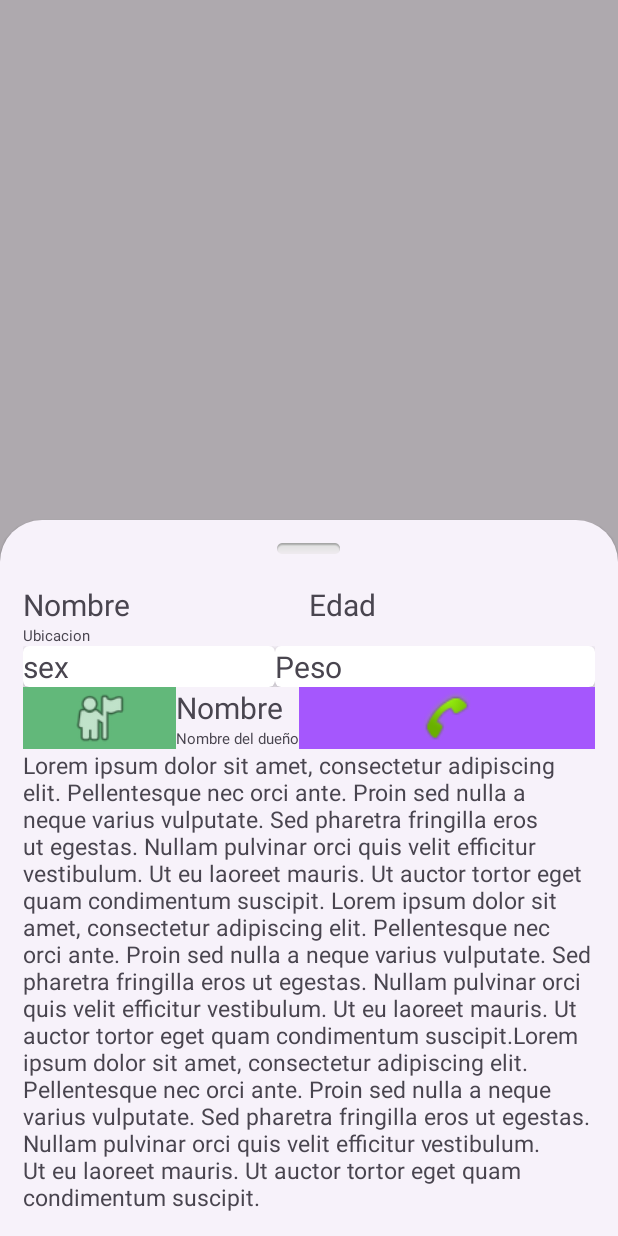
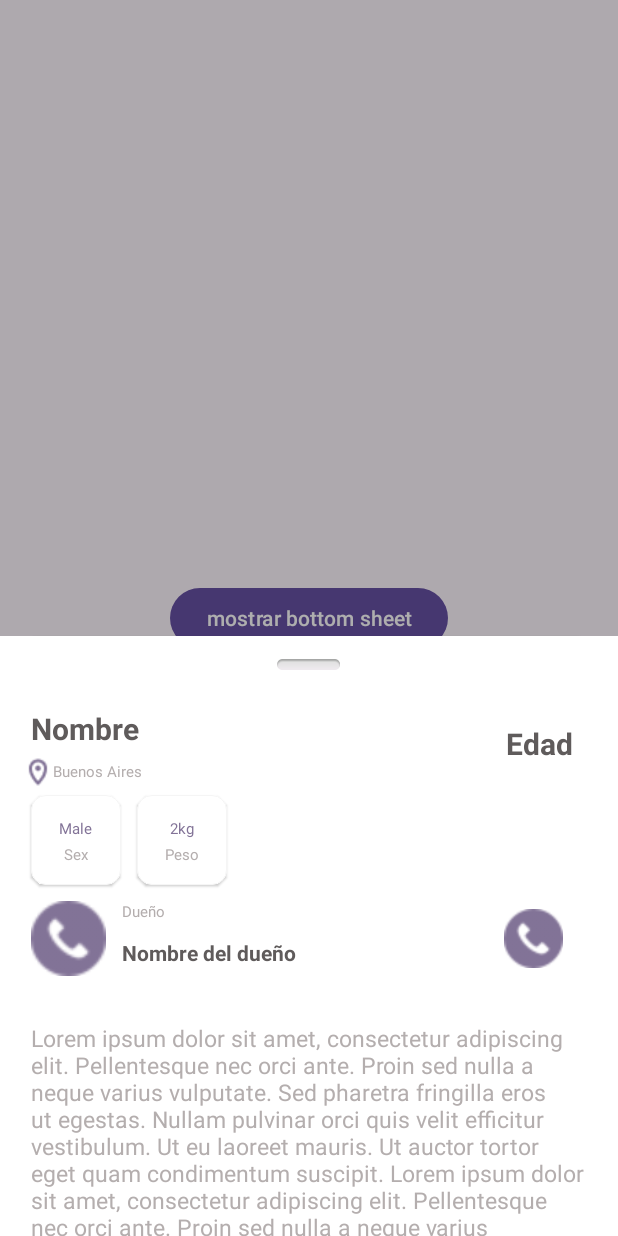
Before and after one commit to tatoyoda600/ParcialTP3, an Android app: the screen it shows after launch (MainActivity), after a tap on "mostrar bottom sheet", on a phone screen of 412 x 824 dp. Run offline under Robolectric (Android 15) with nearby library versions, the phone set to English and light mode, and no system bars.

Commit message:
diseño bottom-sheet

```diff
--- a/app/src/main/java/com/pfortbe22bgrupo2/parcialtp3/fragments/DetailsFragment.kt
+++ b/app/src/main/java/com/pfortbe22bgrupo2/parcialtp3/fragments/DetailsFragment.kt
@@ -6,6 +6,7 @@ import androidx.fragment.app.Fragment
 import android.view.LayoutInflater
 import android.view.View
 import android.view.ViewGroup
+import com.google.android.material.bottomsheet.BottomSheetBehavior
 import com.google.android.material.bottomsheet.BottomSheetDialog
 import com.pfortbe22bgrupo2.parcialtp3.R
 import com.pfortbe22bgrupo2.parcialtp3.viewmodels.DetailsViewModel
@@ -14,7 +15,7 @@ import com.pfortbe22bgrupo2.parcialtp3.databinding.FragmentDetailsBinding
 class DetailsFragment : Fragment() {
 
     private lateinit var viewModel: DetailsViewModel
-    lateinit var binding : FragmentDetailsBinding
+    lateinit var binding: FragmentDetailsBinding
 
     override fun onCreateView(
         inflater: LayoutInflater, container: ViewGroup?,
@@ -30,18 +31,17 @@ class DetailsFragment : Fragment() {
     }
 
     private fun initViews() {
-        binding.btnShowBottomSheet.setOnClickListener{
+        binding.btnShowBottomSheet.setOnClickListener {
             val view = layoutInflater.inflate(R.layout.item_bottom_sheet, null)
             val dialog = BottomSheetDialog(requireContext())
             dialog.setContentView(view)
+
+            val bottomSheetBehavior = BottomSheetBehavior.from(view.parent as View)
+            bottomSheetBehavior.peekHeight = resources.getDimensionPixelSize(R.dimen.peek_height)
+            bottomSheetBehavior.isHideable = false
             dialog.show()
         }
-    }
 
-    override fun onActivityCreated(savedInstanceState: Bundle?) {
-        super.onActivityCreated(savedInstanceState)
-        viewModel = ViewModelProvider(this).get(DetailsViewModel::class.java)
-        // TODO: Use the ViewModel
     }
 
 }
--- /dev/null
+++ b/app/src/main/res/drawable/owner_image_style.xml
@@ -0,0 +1,8 @@
+<?xml version="1.0" encoding="utf-8"?>
+<layer-list xmlns:android="http://schemas.android.com/apk/res/android">
+    <item>
+        <shape android:shape="oval">
+            <solid android:color="@color/white" />
+        </shape>
+    </item>
+</layer-list>
--- a/app/src/main/res/layout/item_bottom_sheet.xml
+++ b/app/src/main/res/layout/item_bottom_sheet.xml
@@ -4,8 +4,8 @@
     android:orientation="vertical"
     android:padding="15dp"
     android:layout_width="match_parent"
-    android:layout_height="wrap_content">
-
+    android:layout_height="wrap_content"
+    android:background="@color/white">
 
     <ImageView
         android:id="@+id/round_remove_image_view"
@@ -15,12 +15,11 @@
         android:layout_marginBottom="20dp"
         android:src="@android:drawable/button_onoff_indicator_off" />
     <LinearLayout
-        android:id="@+id/linearLayoutTop"
+        android:id="@+id/linear_layout_top"
         android:layout_width="match_parent"
         android:layout_height="wrap_content"
         android:orientation="horizontal">
 
-        <!-- Columna de la izquierda (linearLayoutLeft) -->
         <LinearLayout
             android:id="@+id/linearLayoutLeft"
             android:layout_width="0dp"
@@ -28,31 +27,53 @@
             android:layout_weight="1"
             android:orientation="vertical">
 
-            <!-- Fila 1 de la columna de la izquierda -->
             <TextView
                 android:id="@+id/dog_name_text_view"
                 android:layout_width="match_parent"
                 android:layout_height="wrap_content"
-                android:text="Nombre"
-                android:textSize="20dp" />
+                android:text="@string/name"
+                android:textSize="20dp"
+                android:textStyle="bold"
+                android:padding="5dp"
+                android:textColor="@color/main_atributes_text"/>
 
-            <!-- Fila 2 de la columna de la izquierda -->
-            <TextView
-                android:id="@+id/dog_ubication_text_view"
+            <LinearLayout
                 android:layout_width="match_parent"
                 android:layout_height="wrap_content"
-                android:text="Ubicacion"
-                android:textSize="10sp" />
+                android:orientation="horizontal">
+
+                <ImageView
+                    android:id="@+id/location_icon"
+                    android:layout_width="wrap_content"
+                    android:layout_height="wrap_content"
+                    android:src="@drawable/location_icon"
+                    android:layout_gravity="center" />
+
+                <TextView
+                    android:id="@+id/dog_location_text_view"
+                    android:layout_width="wrap_content"
+                    android:layout_height="match_parent"
+                    android:text="Buenos Aires"
+                    android:textAlignment="center"
+                    android:gravity="center"
+                    android:textColor="@color/tiny_grey_font"
+                    android:textSize="10sp" />
+
+            </LinearLayout>
+
         </LinearLayout>
 
-        <!-- Columna de la derecha -->
         <TextView
             android:id="@+id/dog_age_text_view"
             android:layout_width="0dp"
-            android:layout_height="wrap_content"
+            android:layout_height="match_parent"
             android:layout_weight="1"
-            android:text="Edad"
-            android:textSize="20dp" />
+            android:padding="15dp"
+            android:text="@string/age"
+            android:textAlignment="viewEnd"
+            android:textSize="20dp"
+            android:textStyle="bold"
+            android:textColor="@color/main_atributes_text"/>
     </LinearLayout>
 
     <LinearLayout
@@ -61,39 +82,68 @@
         android:layout_height="wrap_content"
         android:orientation="horizontal">
 
-        <!-- Primer CardView -->
-        <androidx.cardview.widget.CardView
-            android:layout_width="0dp"
-            android:layout_height="wrap_content"
-            android:layout_weight="1"
-            app:cardCornerRadius="4dp"
-            app:cardElevation="4dp">
+        <com.google.android.material.card.MaterialCardView
+            android:layout_width="60dp"
+            android:layout_height="60dp"
+            android:layout_marginRight="30dp"
+            app:cardCornerRadius="10dp"
+            app:cardElevation="1dp"
+            app:strokeWidth="1px"
+            app:strokeColor="@color/border_card_color"
+            android:backgroundTint="@color/white"
+            android:layout_margin="5dp">
 
             <TextView
-                android:id="@+id/aa"
+                android:id="@+id/dog_sex_text_view"
+                android:layout_marginTop="15dp"
                 android:layout_width="wrap_content"
                 android:layout_height="wrap_content"
-                android:layout_weight="1"
-                android:text="sex"
-                android:textSize="20dp" />
-        </androidx.cardview.widget.CardView>
-
-        <!-- Segundo CardView -->
-        <androidx.cardview.widget.CardView
-            android:layout_width="wrap_content"
-            android:layout_height="wrap_content"
-            android:layout_weight="1"
-            app:cardCornerRadius="4dp"
-            app:cardElevation="4dp">
+                android:layout_gravity="center_horizontal"
+                android:text="Male"
+                android:textColor="@color/description_dog_atributes"
+                android:textSize="10sp"/>
 
             <TextView
-                android:id="@+id/eeee"
+                android:id="@+id/dog_sex_title_text_view"
                 android:layout_width="wrap_content"
                 android:layout_height="wrap_content"
-                android:layout_weight="1"
-                android:text="Peso"
-                android:textSize="20dp" />
-        </androidx.cardview.widget.CardView>
+                android:layout_gravity="center"
+                android:layout_marginTop="10dp"
+                android:text="@string/sex"
+                android:textColor="@color/tiny_grey_font"
+                android:textSize="10sp"/>
+        </com.google.android.material.card.MaterialCardView>
+
+        <com.google.android.material.card.MaterialCardView
+            android:layout_width="60dp"
+            android:layout_height="60dp"
+            app:cardCornerRadius="10dp"
+            app:cardElevation="1dp"
+            app:strokeWidth="1px"
+            app:strokeColor="#F5F5F5"
+            android:backgroundTint="@color/white"
+            android:layout_margin="5dp">
+
+            <TextView
+                android:id="@+id/dog_weight_text_view"
+                android:layout_marginTop="15dp"
+                android:layout_width="wrap_content"
+                android:layout_height="wrap_content"
+                android:layout_gravity="center_horizontal"
+                android:text="2kg"
+                android:textColor="@color/description_dog_atributes"
+                android:textSize="10sp"/>
+
+            <TextView
+                android:id="@+id/dog_weight_title_text_view"
+                android:layout_width="wrap_content"
+                android:layout_height="wrap_content"
+                android:layout_gravity="center"
+                android:text="@string/weight"
+                android:layout_marginTop="10dp"
+                android:textColor="@color/tiny_grey_font"
+                android:textSize="10sp" />
+        </com.google.android.material.card.MaterialCardView>
     </LinearLayout>
 
     <LinearLayout
@@ -103,49 +153,61 @@
 
         <ImageView
             android:id="@+id/profile_user_pic_image_view"
-            android:layout_width="102dp"
-            android:layout_height="match_parent"
-            android:background="#62B87A"
-            android:src="@android:drawable/ic_menu_myplaces"
-            android:layout_gravity="center" />
+            android:layout_width="50dp"
+            android:layout_height="50dp"
+            android:layout_gravity="center"
+            android:layout_margin="5dp"
+            android:background="@drawable/owner_image_style"
+            android:src="@drawable/phone_icon"/>
 
         <LinearLayout
-            android:layout_width="wrap_content"
+            android:layout_width="249dp"
             android:layout_height="match_parent"
             android:orientation="vertical">
 
-            <!-- Fila 1 de la columna de la izquierda -->
             <TextView
                 android:id="@+id/dog_owner_text_title_view"
                 android:layout_width="match_parent"
                 android:layout_height="wrap_content"
-                android:text="Nombre"
-                android:textSize="20dp" />
+                android:text="@string/owner"
+                android:textColor="@color/tiny_grey_font"
+                android:textSize="10sp"
+                android:padding="5dp"/>
 
-            <!-- Fila 2 de la columna de la izquierda -->
             <TextView
                 android:id="@+id/dog_owner_name_text_view"
                 android:layout_width="match_parent"
                 android:layout_height="wrap_content"
-                android:text="Nombre del dueño"
-                android:textSize="10sp" />
+                android:text="@string/owner_name"
+                android:textSize="14sp"
+                android:textStyle="bold"
+                android:padding="5dp"
+                android:textColor="@color/main_atributes_text" />
 
         </LinearLayout>
 
 
         <ImageView
             android:id="@+id/phone_pic_image_view"
-            android:layout_width="match_parent"
-            android:layout_height="match_parent"
+            android:layout_width="50dp"
+            android:layout_height="50dp"
             android:layout_gravity="center"
-            android:background="#A557FD"
-            android:src="@android:drawable/stat_sys_phone_call"/>
+            android:layout_margin="5dp"
+            android:padding="5dp"
+            android:background="@drawable/owner_image_style"
+            android:src="@drawable/phone_icon" />
+
     </LinearLayout>
+
     <TextView
         android:id="@+id/adoption_description_text_view"
         android:layout_width="match_parent"
         android:layout_height="wrap_content"
+        android:layout_marginTop="20dp"
+        android:padding="5dp"
         android:textSize="15sp"
-        android:text="Lorem ipsum dolor sit amet, consectetur adipiscing elit. Pellentesque nec orci ante. Proin sed nulla a neque varius vulputate. Sed pharetra fringilla eros ut egestas. Nullam pulvinar orci quis velit efficitur vestibulum. Ut eu laoreet mauris. Ut auctor tortor eget quam condimentum suscipit. Lorem ipsum dolor sit amet, consectetur adipiscing elit. Pellentesque nec orci ante. Proin sed nulla a neque varius vulputate. Sed pharetra fringilla eros ut egestas. Nullam pulvinar orci quis velit efficitur vestibulum. Ut eu laoreet mauris. Ut auctor tortor eget quam condimentum suscipit.Lorem ipsum dolor sit amet, consectetur adipiscing elit. Pellentesque nec orci ante. Proin sed nulla a neque varius vulputate. Sed pharetra fringilla eros ut egestas. Nullam pulvinar orci quis velit efficitur vestibulum. Ut eu laoreet mauris. Ut auctor tortor eget quam condimentum suscipit."
+        android:text="@string/lorem_ipsum"
+        android:textColor="@color/tiny_grey_font"
         />
+
 </LinearLayout>
--- a/app/src/main/res/values/colors.xml
+++ b/app/src/main/res/values/colors.xml
@@ -2,4 +2,8 @@
 <resources>
     <color name="black">#FF000000</color>
     <color name="white">#FFFFFFFF</color>
+    <color name="tiny_grey_font">#B4AEAE</color>
+    <color name="description_dog_atributes">#827397</color>
+    <color name="border_card_color">#F5F5F5</color>
+    <color name="main_atributes_text">#5F5B5B</color>
 </resources>
--- /dev/null
+++ b/app/src/main/res/values/dimens.xml
@@ -0,0 +1,5 @@
+<?xml version="1.0" encoding="utf-8"?>
+<resources>
+    <dimen name="peek_height">400dp</dimen>
+
+</resources>
--- a/app/src/main/res/values/strings.xml
+++ b/app/src/main/res/values/strings.xml
@@ -1,3 +1,11 @@
 <resources>
     <string name="app_name">Parcial TP3</string>
+    <string name="name">Nombre</string>
+    <string name="location">Ubicación</string>
+    <string name="age">Edad</string>
+    <string name="sex">Sex</string>
+    <string name="weight">Peso</string>
+    <string name="owner">Dueño</string>
+    <string name="owner_name">Nombre del dueño</string>
+    <string name="lorem_ipsum">Lorem ipsum dolor sit amet, consectetur adipiscing elit. Pellentesque nec orci ante. Proin sed nulla a neque varius vulputate. Sed pharetra fringilla eros ut egestas. Nullam pulvinar orci quis velit efficitur vestibulum. Ut eu laoreet mauris. Ut auctor tortor eget quam condimentum suscipit. Lorem ipsum dolor sit amet, consectetur adipiscing elit. Pellentesque nec orci ante. Proin sed nulla a neque varius vulputate. Sed pharetra fringilla eros ut egestas. Nullam pulvinar orci quis velit efficitur vestibulum. Ut eu laoreet mauris. Ut auctor tortor eget quam condimentum suscipit.Lorem ipsum dolor sit amet, consectetur adipiscing elit. Pellentesque nec orci ante. Proin sed nulla a neque varius vulputate. Sed pharetra fringilla eros ut egestas. Nullam pulvinar orci quis velit efficitur vestibulum. Ut eu laoreet mauris. Ut auctor tortor eget quam condimentum suscipit.</string>
 </resources>
```
Also changed, not shown: app/src/main/res/layout/fragment_details.xml (+9 -0 lines), app/src/main/res/drawable/location_icon.png (added), app/src/main/res/drawable/phone_icon.png.
